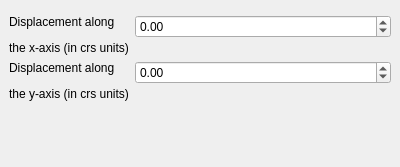
Before: the Qt Designer form kimu/resources/ui/displacement_dockwidget.ui in GispoCoding/kimu, drawn with Qt 5.
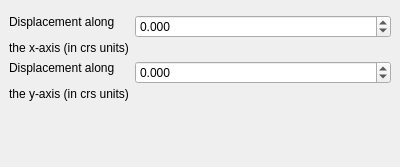
After: the same form once the commit is applied.

What changed in the file:
```diff
--- a/kimu/resources/ui/displacement_dockwidget.ui
+++ b/kimu/resources/ui/displacement_dockwidget.ui
@@ -29,6 +29,9 @@
       </item>
       <item row="2" column="1">
        <widget class="QDoubleSpinBox" name="doublespinbox_x">
+        <property name="decimals">
+         <number>3</number>
+        </property>
         <property name="minimum">
          <double>-99999999.000000000000000</double>
         </property>
@@ -46,6 +49,9 @@
       </item>
       <item row="3" column="1">
        <widget class="QDoubleSpinBox" name="doublespinbox_y">
+        <property name="decimals">
+         <number>3</number>
+        </property>
         <property name="minimum">
          <double>-99999999.000000000000000</double>
         </property>
```
Left out of the diff: 6 changed lines with no effect on the pictures.
